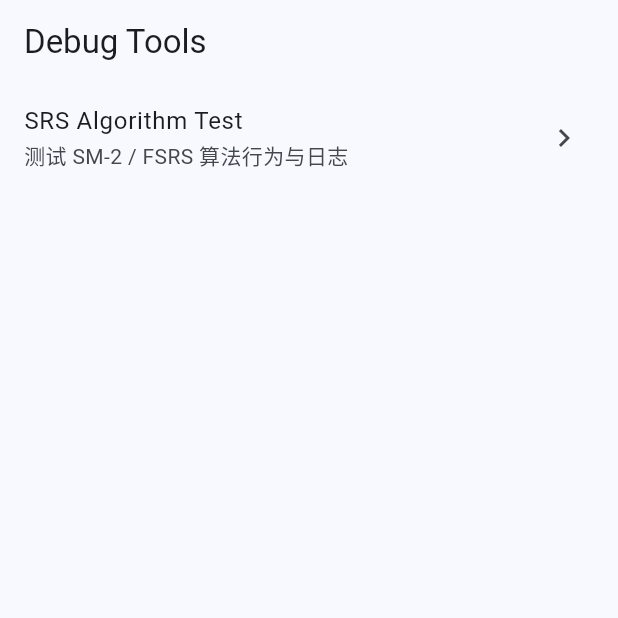
After one commit to Binary-Dracula/BreezeJP, a Flutter app: the DebugPage screen opened by its route, on a phone screen of 412 x 824 dp, the top half of it. The commit adds this screen. Run offline on Flutter 3.47's test engine with Material 3 defaults, Android fonts, the phone set to English and light mode, and no system bars; our stand-ins replace dio, flutter_riverpod, go_router, just_audio, logger, sqflite; missing offline and left inert: ruby_text; accounts and stored records are empty.

Commit message:
创建了一个专门debug的页面

```diff
--- /dev/null
+++ b/lib/debug/controller/debug_controller.dart
@@ -0,0 +1,24 @@
+import 'package:flutter_riverpod/flutter_riverpod.dart';
+import '../state/debug_state.dart';
+
+final debugControllerProvider = NotifierProvider<DebugController, DebugState>(
+  DebugController.new,
+);
+
+class DebugController extends Notifier<DebugState> {
+  @override
+  DebugState build() {
+    return DebugState(testItems: _buildTestItems());
+  }
+
+  List<DebugTestItem> _buildTestItems() {
+    return const [
+      DebugTestItem(
+        key: 'srs',
+        title: 'SRS Algorithm Test',
+        description: '测试 SM-2 / FSRS 算法行为与日志',
+        route: '/debug/srs',
+      ),
+    ];
+  }
+}
--- /dev/null
+++ b/lib/debug/pages/debug_page.dart
@@ -0,0 +1,24 @@
+import 'package:flutter/material.dart';
+import 'package:flutter_riverpod/flutter_riverpod.dart';
+import '../controller/debug_controller.dart';
+import '../widgets/debug_test_tile.dart';
+
+class DebugPage extends ConsumerWidget {
+  const DebugPage({super.key});
+
+  @override
+  Widget build(BuildContext context, WidgetRef ref) {
+    final state = ref.watch(debugControllerProvider);
+
+    return Scaffold(
+      appBar: AppBar(title: const Text('Debug Tools')),
+      body: ListView.builder(
+        itemCount: state.testItems.length,
+        itemBuilder: (context, index) {
+          final item = state.testItems[index];
+          return DebugTestTile(item: item);
+        },
+      ),
+    );
+  }
+}
--- /dev/null
+++ b/lib/debug/state/debug_state.dart
@@ -0,0 +1,27 @@
+import 'package:flutter/foundation.dart';
+
+@immutable
+class DebugState {
+  final List<DebugTestItem> testItems;
+
+  const DebugState({this.testItems = const []});
+
+  DebugState copyWith({List<DebugTestItem>? testItems}) {
+    return DebugState(testItems: testItems ?? this.testItems);
+  }
+}
+
+@immutable
+class DebugTestItem {
+  final String key;
+  final String title;
+  final String description;
+  final String route;
+
+  const DebugTestItem({
+    required this.key,
+    required this.title,
+    required this.description,
+    required this.route,
+  });
+}
--- /dev/null
+++ b/lib/debug/widgets/debug_test_tile.dart
@@ -0,0 +1,19 @@
+import 'package:flutter/material.dart';
+import 'package:go_router/go_router.dart';
+import '../state/debug_state.dart';
+
+class DebugTestTile extends StatelessWidget {
+  final DebugTestItem item;
+
+  const DebugTestTile({super.key, required this.item});
+
+  @override
+  Widget build(BuildContext context) {
+    return ListTile(
+      title: Text(item.title),
+      subtitle: Text(item.description),
+      trailing: const Icon(Icons.chevron_right),
+      onTap: () => context.push(item.route),
+    );
+  }
+}
--- a/lib/router/app_router.dart
+++ b/lib/router/app_router.dart
@@ -6,6 +6,8 @@ import '../features/home/pages/home_page.dart';
 import '../features/learn/pages/initial_choice_page.dart';
 import '../features/learn/pages/learn_page.dart';
 import '../features/kana/chart/pages/kana_chart_page.dart';
+import '../debug/pages/debug_page.dart';
+import '../debug/pages/tests/debug_srs_test_page.dart';
 import 'app_route_observer.dart';
 
 /// 应用路由配置
@@ -57,5 +59,17 @@ final appRouter = GoRouter(
       name: 'matching_page',
       builder: (context, state) => const MatchingPage(),
     ),
+
+    // Debug 工具（仅开发用途）
+    GoRoute(
+      path: '/debug',
+      name: 'debug',
+      builder: (context, state) => const DebugPage(),
+    ),
+    GoRoute(
+      path: '/debug/srs',
+      name: 'debug-srs',
+      builder: (context, state) => const DebugSrsTestPage(),
+    ),
   ],
 );
```
Also changed, not shown: lib/debug/pages/tests/debug_srs_test_page.dart (added, +42 -0 lines), lib/features/home/pages/home_page.dart (+1 -6 lines).
